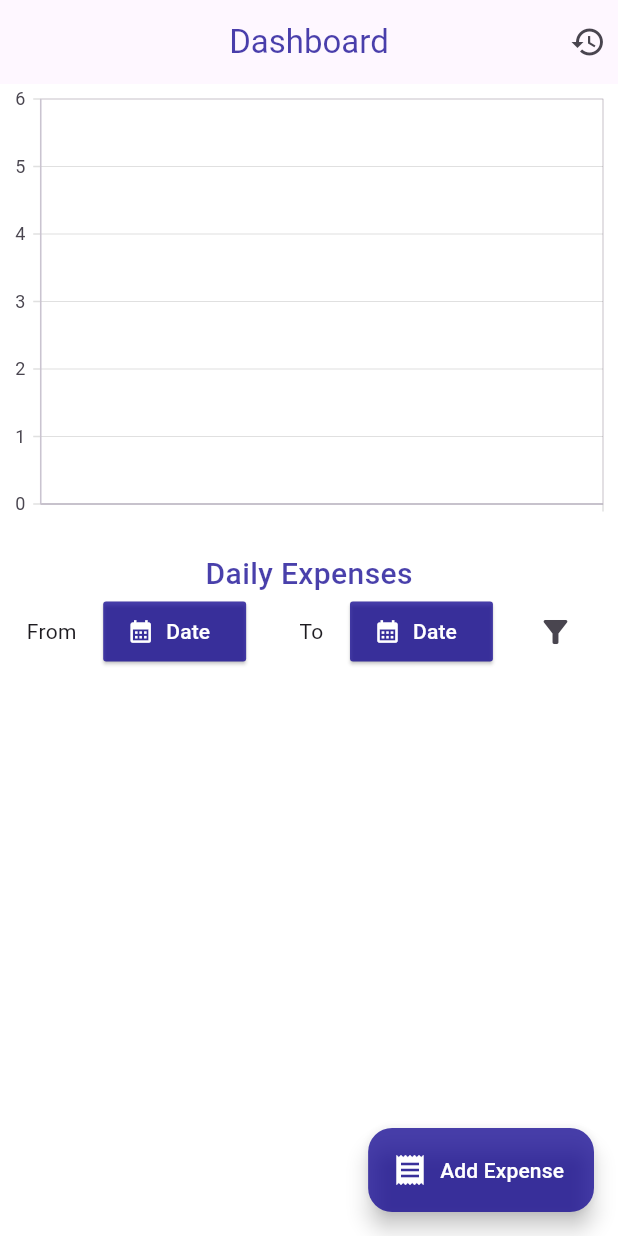
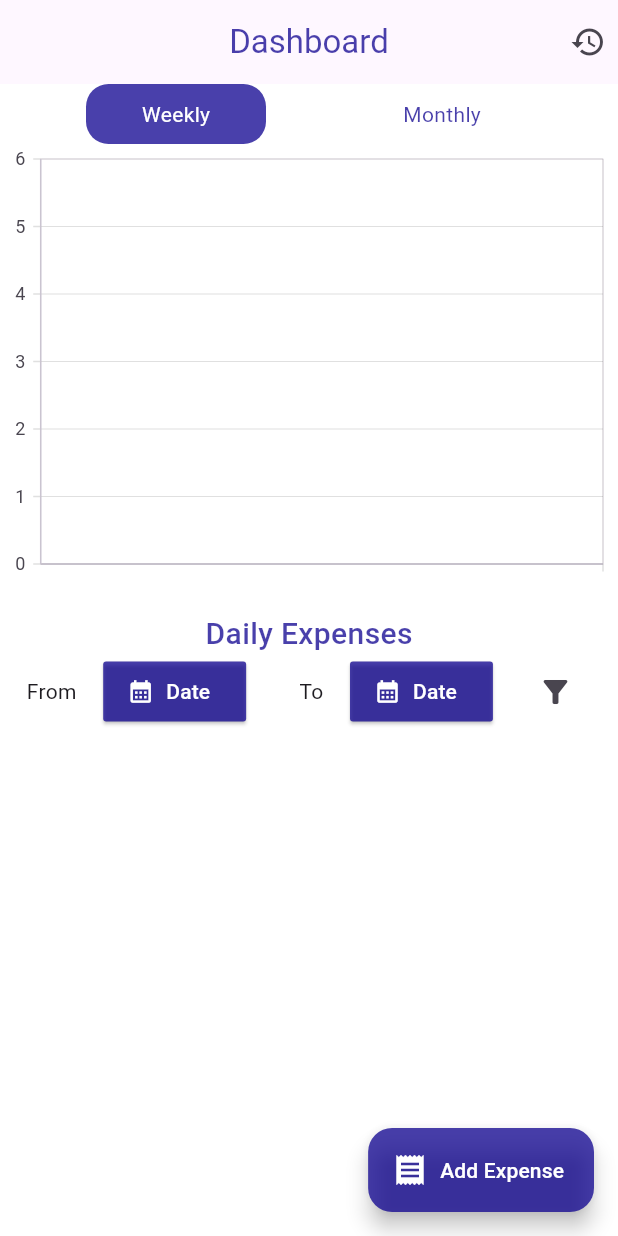
Before and after one commit to Jash-Mehta/expense_manager, a Flutter app: the screen it shows after launch, on a phone screen of 412 x 824 dp. Run offline on Flutter 3.47's test engine with Material 3 defaults, Android fonts, the phone set to English and light mode, and no system bars; our stand-ins replace get, sqflite, syncfusion_flutter_charts; accounts and stored records are empty.

Commit message:
Monthly Expenses Added

```diff
--- a/lib/controller/insertController.dart
+++ b/lib/controller/insertController.dart
@@ -7,24 +7,20 @@ import 'package:sqflite/sqflite.dart';
 class InsertController extends GetxController {
   List<dynamic> allExpenses = [];
   List<dynamic> daily_expenses = [];
+  List<dynamic> monthly_expenses = [];
   DateTime startDate = DateTime.now().subtract(const Duration(days: 30));
   DateTime endDate = DateTime.now();
   String formattedStartDate = "";
   String formattedEndDate = "";
   Future<void> insertExpense(
-  String description,
-  int amount,
-  String date
-) async {
+      String description, int amount, String date) async {
     final db = await initDatabase();
     try {
-
       AddExpenses expense = AddExpenses(
         description: description,
         amount: amount,
         date: date,
       );
-
 
       await db.insert(
         'expenses',
@@ -32,9 +28,7 @@ Future<void> insertExpense(
         conflictAlgorithm: ConflictAlgorithm.replace,
       );
 
-
       DateTime parsedDate = DateFormat('yyyy-MM-dd').parse(date);
-
 
       String month = DateFormat('MMMM').format(parsedDate);
       int year = parsedDate.year;
@@ -64,7 +58,6 @@ Future<void> insertExpense(
         });
       }
 
-
       Get.back();
 
       getExpenses();
@@ -77,6 +70,7 @@ Future<void> insertExpense(
     }
   }
 
+// OverAll Expenses
   Future<List<Map<String, dynamic>>> getExpenses() async {
     final db = await initDatabase();
     allExpenses.clear();
@@ -85,6 +79,17 @@ Future<void> insertExpense(
     return await db.query('expenses');
   }
 
+  // Monthly Expenses
+  Future<List<Map<String, dynamic>>> fetchMonthlyTotals() async {
+    final db = await initDatabase();
+    monthly_expenses.clear();
+    monthly_expenses.addAll(
+        await db.query('monthly_totals', orderBy: 'year ASC, month ASC'));
+    update();
+    return db.query('monthly_totals', orderBy: 'year ASC, month ASC');
+  }
+
+// Daily Expenses
   Future<Map<String, dynamic>?> getDailyTotal(String start, String end) async {
     final db = await initDatabase();
     List<Map<String, dynamic>> result = await db.query(
--- a/lib/controller/summary_controller.dart
+++ b/lib/controller/summary_controller.dart
@@ -3,6 +3,7 @@ import 'package:get/get.dart';
 import '../sql/add_expenseDB.dart';
 
 class SummaryController extends GetxController {
+  var weeklyExpense;
   Future<void> fetchWeeklyExpense() async {
     final db = await initDatabase();
     final currentDate = DateTime.now();
@@ -18,6 +19,8 @@ class SummaryController extends GetxController {
     ''',
       [startOfWeek.toIso8601String(), endOfWeek.toIso8601String()],
     );
+    weeklyExpense = results[0]['total'];
+    update();
     print(results[0]['total']);
   }
 }
--- a/lib/theme/theme.dart
+++ b/lib/theme/theme.dart
@@ -3,4 +3,4 @@ import 'package:flutter/material.dart';
 ThemeData light = ThemeData(
     scaffoldBackgroundColor: Colors.white,
     primaryColor: Color.fromARGB(193, 15, 3, 144),
-    highlightColor: Colors.white);
+    highlightColor: Colors.white,hintColor: Colors.black);
--- a/lib/view/dashboard.dart
+++ b/lib/view/dashboard.dart
@@ -2,6 +2,7 @@ import 'package:expense_manager/controller/date_filterController.dart';
 import 'package:expense_manager/controller/deleteController.dart';
 import 'package:expense_manager/controller/insertController.dart';
 import 'package:expense_manager/view/add_expense.dart';
+import 'package:expense_manager/view/summary_expense.dart';
 import 'package:expense_manager/widget/widget_constant.dart';
 import 'package:flutter/material.dart';
 import 'package:get/get.dart';
@@ -24,12 +25,16 @@ class _DashboardState extends State<Dashboard> {
   String formattedStartDate = "";
   String formattedEndDate = "";
   bool filterStatus = false;
+
+  bool monthlyClick = false;
   @override
   void initState() {
     super.initState();
     getExpenses.getExpenses();
     getExpenses.getDailyTotal(DateFormat('yyyy-MM-dd').format(startDate),
         DateFormat('yyyy-MM-dd').format(endDate));
+    monthlyClick = false;
+    setState(() {});
   }
 
   startDatePicker() async {
@@ -74,10 +79,14 @@ class _DashboardState extends State<Dashboard> {
           "Dashboard",
           style: TextStyle(color: Theme.of(context).primaryColor),
         ),
-        actions: const [
+        actions: [
           Padding(
             padding: EdgeInsets.only(right: 8.0),
-            child: Icon(Icons.history),
+            child: InkWell(
+                onTap: () {
+                  Get.to(SummaryExpensesUI());
+                },
+                child: Icon(Icons.history)),
           )
         ],
       ),
@@ -85,54 +94,61 @@ class _DashboardState extends State<Dashboard> {
           GetBuilder<InsertController>(builder: (InsertController controller) {
         return Column(
           children: [
-            SfCartesianChart(
-              series: [
-                LineSeries<SalesData, String>(
-                  dataSource:
-                      List.generate(controller.daily_expenses.length, (index) {
-                    final dateString =
-                        controller.daily_expenses[index]['date'] as String;
-                    final parsedDate =
-                        DateFormat('yyyy-MM-dd').parse(dateString);
-                    final formattedDate = DateFormat('dd').format(parsedDate);
-                    return SalesData(
-                        formattedDate,
-                        double.parse(controller.daily_expenses[index]['total']
-                            .toString()));
-                  }),
-                  width: 0.5,
-                  // borderWidth: 0.3,
-                  xValueMapper: (SalesData sales, _) => sales.year,
-                  yValueMapper: (SalesData sales, _) => sales.sales,
-                  dataLabelSettings: DataLabelSettings(
-                      isVisible: true,
-                      textStyle: TextStyle(
-                          color: Theme.of(context).primaryColor,
-                          fontSize: 15.0,
-                          fontWeight: FontWeight.bold)),
-                  // gradient: LinearGradient(
-                  //     end: Alignment.topCenter,
-                  //     begin: Alignment.bottomCenter,
-                  //     colors: [
-                  //       Theme.of(context).highlightColor,
-                  //       Theme.of(context).primaryColor,
-                  //     ]),
+            Row(
+              mainAxisAlignment: MainAxisAlignment.spaceEvenly,
+              children: [
+                InkWell(
+                  onTap: () {
+                    setState(() {
+                      monthlyClick = false;
+                    });
+                  },
+                  child: Container(
+                    height: 40.0,
+                    width: 120.0,
+                    decoration: BoxDecoration(
+                        color: monthlyClick
+                            ? Theme.of(context).highlightColor
+                            : Theme.of(context).primaryColor,
+                        borderRadius: BorderRadius.circular(15.0)),
+                    child: Center(
+                        child: Text(
+                      "Weekly",
+                      style: TextStyle(
+                          color: monthlyClick
+                              ? Theme.of(context).primaryColor
+                              : Theme.of(context).highlightColor),
+                    )),
+                  ),
+                ),
+                InkWell(
+                  onTap: () {
+                    controller.fetchMonthlyTotals();
+                    setState(() {
+                      monthlyClick = true;
+                    });
+                  },
+                  child: Container(
+                    height: 40.0,
+                    width: 120.0,
+                    decoration: BoxDecoration(
+                        color: monthlyClick
+                            ? Theme.of(context).primaryColor
+                            : Theme.of(context).highlightColor,
+                        borderRadius: BorderRadius.circular(15.0)),
+                    child: Center(
+                        child: Text(
+                      "Monthly",
+                      style: TextStyle(
+                          color: monthlyClick
+                              ? Theme.of(context).highlightColor
+                              : Theme.of(context).primaryColor),
+                    )),
+                  ),
                 ),
               ],
-              primaryXAxis: CategoryAxis(
-                majorGridLines: MajorGridLines(
-                    color: Theme.of(context)
-                        .focusColor), // Set the color of the x-axis lines
-                majorTickLines:
-                    MajorTickLines(color: Theme.of(context).focusColor),
-              ),
-              primaryYAxis: NumericAxis(
-                  majorGridLines: MajorGridLines(
-                      color: Theme.of(context)
-                          .focusColor), // Set the color of the x-axis lines
-                  majorTickLines:
-                      MajorTickLines(color: Theme.of(context).focusColor)),
             ),
+            commonGraphs(context, monthlyClick, controller),
             Padding(
               padding: const EdgeInsets.only(top: 12.0),
               child: Text(
--- a/lib/widget/widget_constant.dart
+++ b/lib/widget/widget_constant.dart
@@ -1,5 +1,9 @@
+import 'package:expense_manager/controller/insertController.dart';
+import 'package:expense_manager/view/dashboard.dart';
 import 'package:flutter/cupertino.dart';
 import 'package:flutter/material.dart';
+import 'package:intl/intl.dart';
+import 'package:syncfusion_flutter_charts/charts.dart';
 
 Widget datePick(context, bool time, {title, onpress, color}) {
   return ElevatedButton.icon(
@@ -20,3 +24,57 @@ Widget datePick(context, bool time, {title, onpress, color}) {
     ),
   );
 }
+
+Widget commonGraphs(context, bool monthlyClick, InsertController controller) {
+  return SfCartesianChart(
+    series: [
+      ColumnSeries<SalesData, String>(
+        dataSource: monthlyClick
+            ? List.generate(controller.monthly_expenses.length, (index) {
+                return SalesData(
+                    controller.monthly_expenses[index]['month'],
+                    double.parse(controller.monthly_expenses[index]['total']
+                        .toString()));
+              })
+            : List.generate(controller.daily_expenses.length, (index) {
+                final dateString =
+                    controller.daily_expenses[index]['date'] as String;
+                final parsedDate = DateFormat('yyyy-MM-dd').parse(dateString);
+                final formattedDate = DateFormat('EEE').format(parsedDate);
+                return SalesData(
+                    formattedDate,
+                    double.parse(
+                        controller.daily_expenses[index]['total'].toString()));
+              }),
+        width: 0.5,
+        // borderWidth: 0.3,
+        xValueMapper: (SalesData sales, _) => sales.year,
+        yValueMapper: (SalesData sales, _) => sales.sales,
+        dataLabelSettings: DataLabelSettings(
+            isVisible: true,
+            textStyle: TextStyle(
+                color: Theme.of(context).primaryColor,
+                fontSize: 15.0,
+                fontWeight: FontWeight.bold)),
+        gradient: LinearGradient(
+            end: Alignment.topCenter,
+            begin: Alignment.bottomCenter,
+            colors: [
+              Theme.of(context).highlightColor,
+              Theme.of(context).primaryColor,
+            ]),
+      ),
+    ],
+    primaryXAxis: CategoryAxis(
+      majorGridLines: MajorGridLines(
+          color: Theme.of(context)
+              .focusColor), // Set the color of the x-axis lines
+      majorTickLines: MajorTickLines(color: Theme.of(context).focusColor),
+    ),
+    primaryYAxis: NumericAxis(
+        majorGridLines: MajorGridLines(
+            color: Theme.of(context)
+                .focusColor), // Set the color of the x-axis lines
+        majorTickLines: MajorTickLines(color: Theme.of(context).focusColor)),
+  );
+}
```
Also changed, not shown: lib/view/summary_expense.dart (+42 -3 lines). Lines whose indentation alone changed are shown as unchanged.
